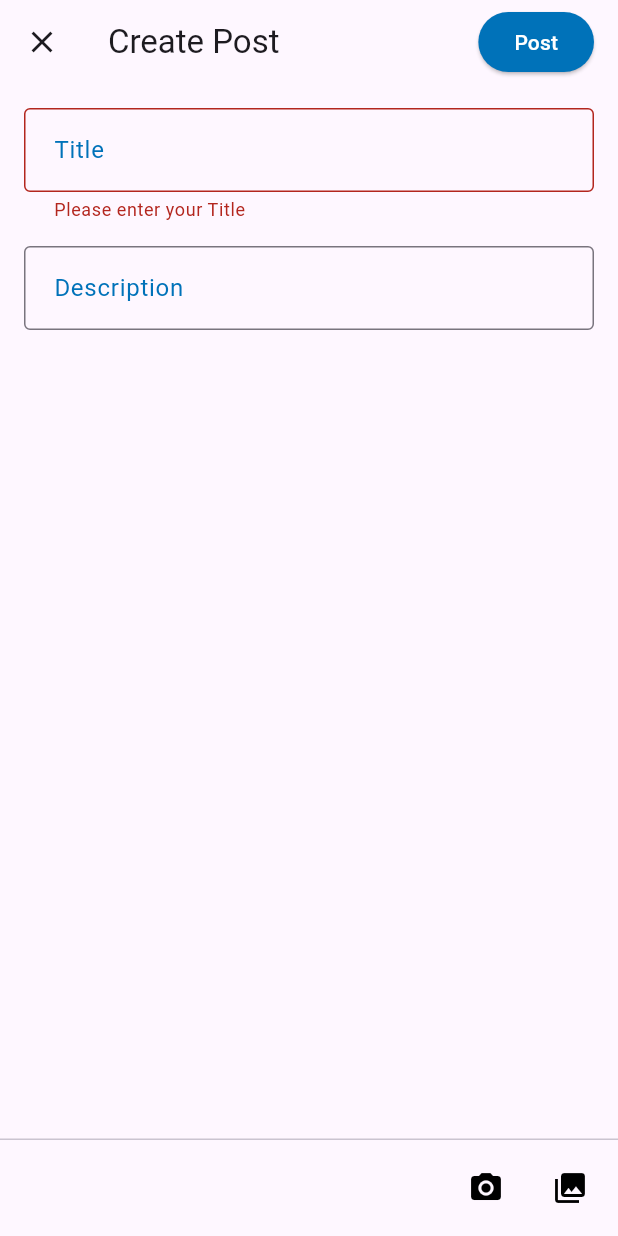
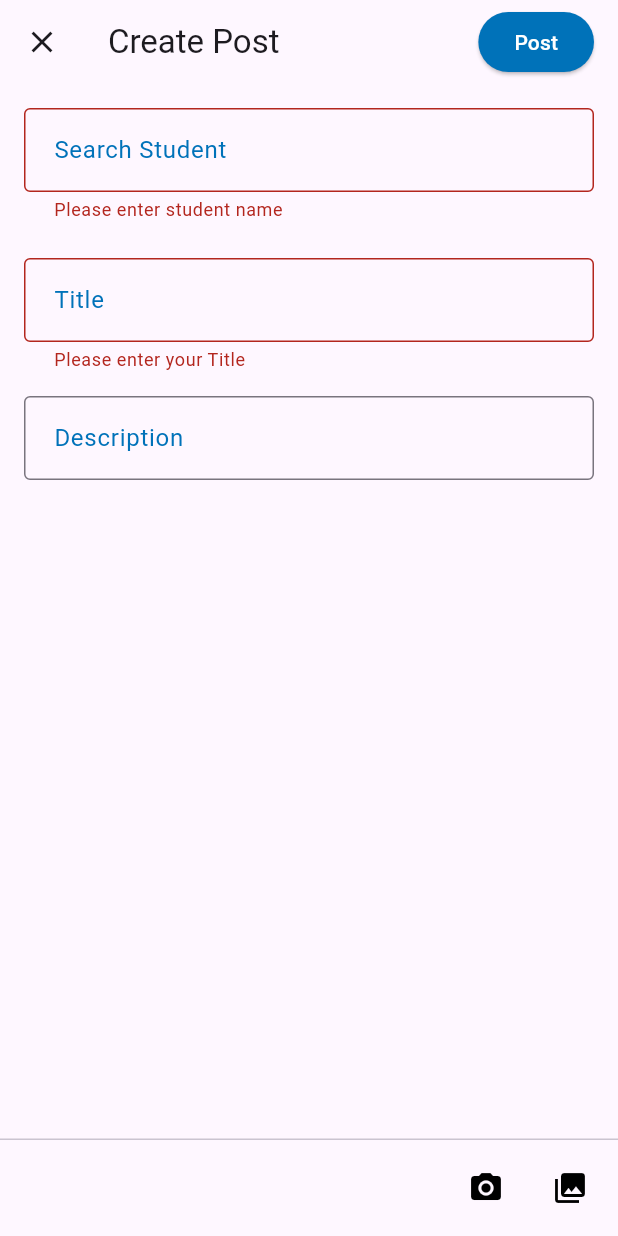
Before and after one commit to ukmurali/otomatiksclub_frontend, a Flutter app: the CreatePostDialogMobile screen opened directly, after a tap on "Post", on a phone screen of 412 x 824 dp. Run offline on Flutter 3.47's test engine with Material 3 defaults, Android fonts, the light colour scheme and no system bars; our stand-ins replace carousel_slider, connectivity, file_picker, flutter_cache_manager, flutter_image_compress, google_fonts and 8 more; missing offline and left inert: dart:html, dart:ui_web, flutter_share; accounts and stored records are empty.

Commit message:
search student UI done

```diff
--- a/lib/screens/create_post_dialog_mobile.dart
+++ b/lib/screens/create_post_dialog_mobile.dart
@@ -1,3 +1,4 @@
+import 'dart:async';
 import 'dart:io';
 import 'dart:typed_data';
 import 'package:flutter/material.dart';
@@ -19,13 +20,20 @@ import 'package:video_player/video_player.dart';
 
 class CreatePostDialogMobile extends StatefulWidget {
   const CreatePostDialogMobile(
-      {super.key, this.postId, this.title, this.description, this.mediaUrl, this.isImage = true});
+      {super.key,
+      this.role,
+      this.postId,
+      this.title,
+      this.description,
+      this.mediaUrl,
+      this.isImage = true});
 
   final String? description;
   final String? mediaUrl;
   final String? postId;
   final String? title;
   final bool isImage;
+  final String? role;
 
   @override
   _CreatePostDialogMobileState createState() => _CreatePostDialogMobileState();
@@ -33,6 +41,9 @@ class CreatePostDialogMobile extends StatefulWidget {
 
 class _CreatePostDialogMobileState extends State<CreatePostDialogMobile> {
   final TextEditingController descriptionController = TextEditingController();
+  final TextEditingController searchController = TextEditingController();
+  List<String> suggestions = [];
+  Timer? _debounce;
   String? descriptionError;
   Uint8List? imageBytes;
   final ImagePicker picker = ImagePicker();
@@ -53,7 +64,32 @@ class _CreatePostDialogMobileState extends State<CreatePostDialogMobile> {
     _videoController = null;
     titleController.dispose();
     descriptionController.dispose();
+    _debounce?.cancel();
+    searchController.dispose();
     super.dispose();
+  }
+
+  Future<List<String>> fetchSuggestions(String query) async {
+    // Simulate API call; replace with your actual API call logic
+    await Future.delayed(const Duration(milliseconds: 300));
+    return List.generate(
+        5, (index) => "$query Suggestion ${index + 1}"); // Dummy suggestions
+  }
+
+  void onSearchChanged(String query) {
+    if (_debounce?.isActive ?? false) _debounce?.cancel();
+    _debounce = Timer(const Duration(milliseconds: 500), () async {
+      if (query.length >= 3) {
+        final results = await fetchSuggestions(query);
+        setState(() {
+          suggestions = results;
+        });
+      } else {
+        setState(() {
+          suggestions = [];
+        });
+      }
+    });
   }
 
   @override
@@ -181,6 +217,13 @@ class _CreatePostDialogMobileState extends State<CreatePostDialogMobile> {
     return null;
   }
 
+  String? _validateStudentField({required String? value}) {
+    if (value == null || value.isEmpty) {
+      return 'Please enter student name';
+    }
+    return null;
+  }
+
   Future<void> _savePost() async {
     if (!_formKey.currentState!.validate()) return;
     FocusScope.of(context).unfocus();
@@ -197,8 +240,7 @@ class _CreatePostDialogMobileState extends State<CreatePostDialogMobile> {
       if (widget.postId != null) {
         formData['postId'] = widget.postId ?? '';
         fileId = widget.mediaUrl;
-      }
-      else{
+      } else {
         fileId = null;
       }
       File? uploadFile;
@@ -211,8 +253,8 @@ class _CreatePostDialogMobileState extends State<CreatePostDialogMobile> {
         isVideoType = true;
         uploadFile = File(_pickedVideoPath!);
       }
-      final response =
-          await ApiPostService.createPost(uploadFile, formData, isVideoType, fileId);
+      final response = await ApiPostService.createPost(
+          uploadFile, formData, isVideoType, fileId);
       final responseBody = response['body'] as String;
       if (!mounted) return;
       setState(() => _isLoading = false);
@@ -231,6 +273,48 @@ class _CreatePostDialogMobileState extends State<CreatePostDialogMobile> {
       MaterialPageRoute(
           builder: (context) => const DashboardPage(initialTabIndex: 1)),
       (Route<dynamic> route) => false,
+    );
+  }
+
+  Widget _buildSearchWithSuggestions() {
+    return Column(
+      crossAxisAlignment: CrossAxisAlignment.start,
+      children: [
+        CustomTextFormField(
+          controller: searchController,
+          labelText: 'Search Student',
+          keyboardType: TextInputType.name,
+          readOnly: false,
+          showCounter: false,
+          onChanged: onSearchChanged,
+          validator: (value) => _validateStudentField(value: value),
+        ),
+        const SizedBox(height: 8),
+        if (suggestions.isNotEmpty)
+          Container(
+            constraints: const BoxConstraints(maxHeight: 150),
+            decoration: BoxDecoration(
+              border: Border.all(color: Colors.grey),
+              borderRadius: BorderRadius.circular(8),
+            ),
+            child: ListView.builder(
+              shrinkWrap: true,
+              itemCount: suggestions.length,
+              itemBuilder: (context, index) {
+                return ListTile(
+                  title: Text(suggestions[index]),
+                  onTap: () {
+                    searchController.text = suggestions[index];
+                    setState(() {
+                      suggestions = [];
+                    });
+                  },
+                );
+              },
+            ),
+          ),
+        const SizedBox(height: 16),
+      ],
     );
   }
 
@@ -286,6 +370,8 @@ class _CreatePostDialogMobileState extends State<CreatePostDialogMobile> {
                               child: Column(
                                 crossAxisAlignment: CrossAxisAlignment.stretch,
                                 children: [
+                                  if (widget.role != 'STUDENT')
+                                    _buildSearchWithSuggestions(),
                                   CustomTextFormField(
                                     controller: titleController,
                                     labelText: 'Title',
@@ -385,7 +471,8 @@ class _CreatePostDialogMobileState extends State<CreatePostDialogMobile> {
                               ),
                             if (widget.title != null &&
                                 imageBytes == null &&
-                                _videoController == null && !widget.isImage)
+                                _videoController == null &&
+                                !widget.isImage)
                               ClipRRect(
                                   borderRadius: BorderRadius.circular(5.0),
                                   child: VideoPlayerWidget(
```
Also changed, not shown: lib/screens/dashboard.dart (+79 -4 lines).
